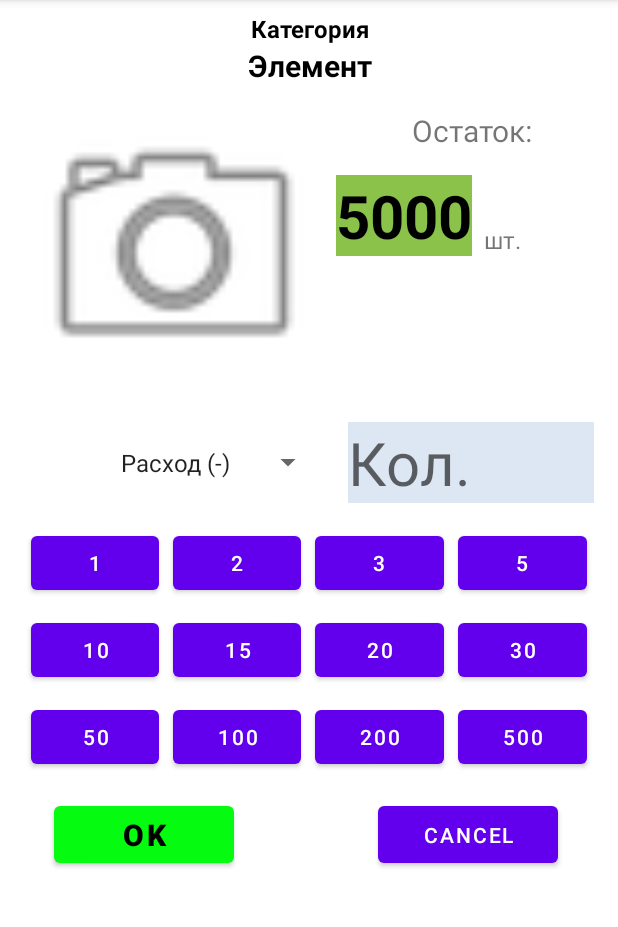
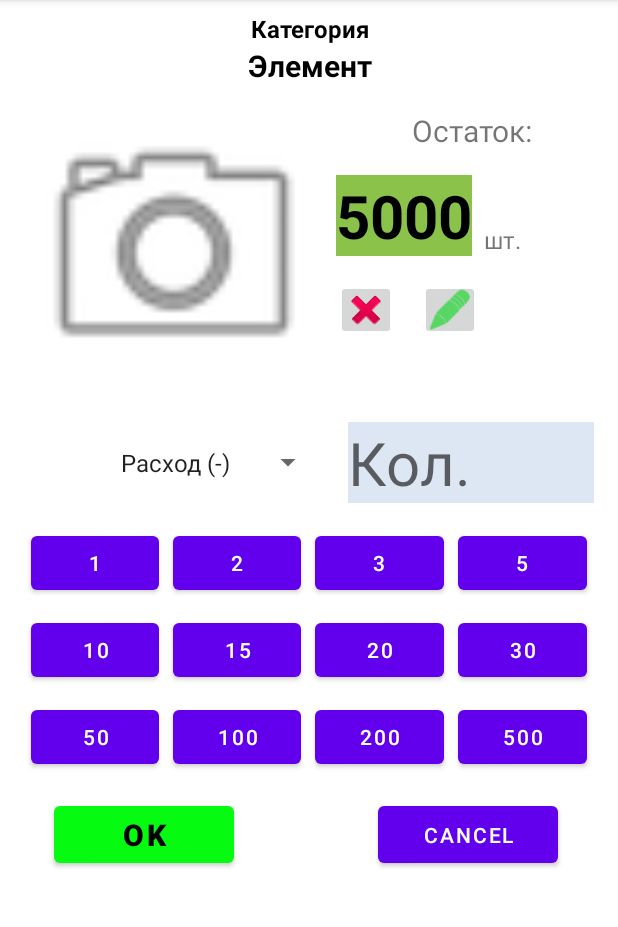
Before and after one commit to 77onix77/sklad, an Android app: the ElementActivity screen opened directly, with no data from a screen before it, on a phone screen of 412 x 824 dp, the part 84-1011 px from its top. Run offline under Robolectric (Android 15) with nearby library versions, the phone set to English and light mode, and no system bars; 6 statements that could not run were skipped.

Commit message:
added editing and deleting an element

```diff
--- a/app/src/main/java/com/onix77/sklad/Dao.kt
+++ b/app/src/main/java/com/onix77/sklad/Dao.kt
@@ -2,6 +2,7 @@ package com.onix77.sklad
 
 //import androidx.room.Delete
 import androidx.lifecycle.LiveData
+import androidx.room.Delete
 import androidx.room.Insert
 import androidx.room.Query
 import androidx.room.Update
@@ -13,8 +14,8 @@ interface Dao {
     @Insert
     suspend fun insertEl(item: ElementDB)
 
-    //@Delete
-    //fun delete(elementDB: ElementDB)
+    @Delete
+    suspend fun delete(elementDB: ElementDB)
 
     @Update
     suspend fun updateEl(elementDB: ElementDB)
--- a/app/src/main/java/com/onix77/sklad/HistoryActivity.kt
+++ b/app/src/main/java/com/onix77/sklad/HistoryActivity.kt
@@ -31,7 +31,7 @@ class HistoryActivity : AppCompatActivity() {
 
         val listCat = mutableListOf("ВСЕ")
         val listEl = mutableListOf("ВСЕ")
-        //val db = MainDB.getDB(this)
+
 
         lifecycle.coroutineScope.launch {
             myViewModel.getCat().collect() {
--- a/app/src/main/java/com/onix77/sklad/MyViewModel.kt
+++ b/app/src/main/java/com/onix77/sklad/MyViewModel.kt
@@ -24,6 +24,12 @@ class MyViewModel(private val repository: Repository) :ViewModel() {
         }
     }
 
+    fun delete(elementDB: ElementDB) {
+        viewModelScope.launch {
+            repository.delete(elementDB)
+        }
+    }
+
     fun insertEl(item: ElementDB) {
         viewModelScope.launch {
             repository.insertEl(item)
--- a/app/src/main/java/com/onix77/sklad/RecAdHis.kt
+++ b/app/src/main/java/com/onix77/sklad/RecAdHis.kt
@@ -24,8 +24,12 @@ class RecAdHis(private val listHis: List<EntryHistory>):
         holder.cat.text = item.nameCat
         holder.name.text = item.nameEl
         holder.change.text = item.changeRest
+        if (item.rest < 0) holder.rest.setTextColor(Color.RED)
+        else holder.rest.setTextColor(Color.BLACK)
         holder.rest.text = item.rest.toString()
-        if (item.changeRest[0] == '-') holder.change.setTextColor(Color.RED) else holder.change.setTextColor(Color.GREEN)
+        if (item.changeRest[0] == '-') holder.change.setTextColor(Color.RED)
+        else if (item.changeRest[0] == '+') holder.change.setTextColor(Color.GREEN)
+        else holder.change.setTextColor(Color.BLACK)
     }
 
     override fun getItemCount(): Int {
--- a/app/src/main/java/com/onix77/sklad/Repository.kt
+++ b/app/src/main/java/com/onix77/sklad/Repository.kt
@@ -9,6 +9,10 @@ class Repository(private val dao: Dao) {
 
     suspend fun updateEl(el: ElementDB) {
         dao.updateEl(el)
+    }
+
+    suspend fun delete(elementDB: ElementDB) {
+        dao.delete(elementDB)
     }
 
     suspend fun insertEl(item: ElementDB) {
--- a/app/src/main/res/layout/activity_element.xml
+++ b/app/src/main/res/layout/activity_element.xml
@@ -299,4 +299,24 @@
         app:layout_constraintTop_toTopOf="@+id/El_Ok_Bt"
         app:layout_constraintVertical_bias="0.0" />
 
+    <ImageButton
+        android:id="@+id/elDelBt"
+        android:layout_width="40dp"
+        android:layout_height="40dp"
+        android:layout_marginTop="16dp"
+        app:layout_constraintStart_toStartOf="@+id/El_RestTV"
+        app:layout_constraintTop_toBottomOf="@+id/El_RestTV"
+        app:srcCompat="@android:drawable/ic_delete" />
+
+    <ImageButton
+        android:id="@+id/elEditBt"
+        android:layout_width="40dp"
+        android:layout_height="40dp"
+        android:layout_marginStart="16dp"
+        android:tint="#04D616"
+        app:layout_constraintBottom_toBottomOf="@+id/elDelBt"
+        app:layout_constraintStart_toEndOf="@+id/elDelBt"
+        app:layout_constraintTop_toTopOf="@+id/elDelBt"
+        app:srcCompat="@android:drawable/ic_menu_edit" />
+
 </androidx.constraintlayout.widget.ConstraintLayout>
--- a/app/src/main/res/layout/item_history.xml
+++ b/app/src/main/res/layout/item_history.xml
@@ -66,12 +66,11 @@
     <TextView
         android:id="@+id/change"
         android:layout_width="50dp"
-        android:layout_height="0dp"
+        android:layout_height="wrap_content"
         android:layout_marginStart="4dp"
         android:background="@color/white"
         android:gravity="center"
         android:text="+1000"
-        android:textColor="#FF0000"
         android:textSize="16sp"
         android:textStyle="bold"
         app:layout_constraintBottom_toBottomOf="@+id/name"
--- a/app/src/main/res/values/strings.xml
+++ b/app/src/main/res/values/strings.xml
@@ -1,6 +1,7 @@
 <resources>
     <string name="app_name">sklad</string>
     <string name="add">add</string>
+    <string name="del">удален</string>
     <string name="name_category">Название категории</string>
     <string name="no_tile">Не введено название категории</string>
     <string name="add_it">add</string>
@@ -11,6 +12,7 @@
     <string name="current_balance">Укажите текущий остаток</string>
     <string name="krit_val">Значение, при котором остаток будет выделяться красным</string>
     <string name="toast_cat_message">Не заполнены все поля</string>
+    <string name="toast_edit_element_message">Ни одно из полей не изменено или какие-то поле пустое</string>
     <string name="toast_main_message">Пустая категория не будет сохранена. Добавьте элемент!</string>
     <string name="toast_El_Act_message">Поле значения не заполненою. Элемент не был изменнён!</string>
     <string name="toast_El_Act_permission">Разрешения были отключены, добавьте их в настройках!</string>
@@ -23,6 +25,8 @@
     <string name="to">По:</string>
     <string name="category">Категория:</string>
     <string name="element">Элемент</string>
+    <string name="el_aldig_del_title">Удалить элемент?</string>
+    <string name="el_aldig_del_text">"Элемент будет удален безвозвратно, вы действительно хотите удалить этот элемент?"</string>
     <string name="error_input">Неверный формат ввода</string>
     <string-array name="item_spinner">
         <item>Расход (-)</item>
```
Also changed, not shown: app/src/main/java/com/onix77/sklad/ElementActivity.kt (+92 -0 lines).
